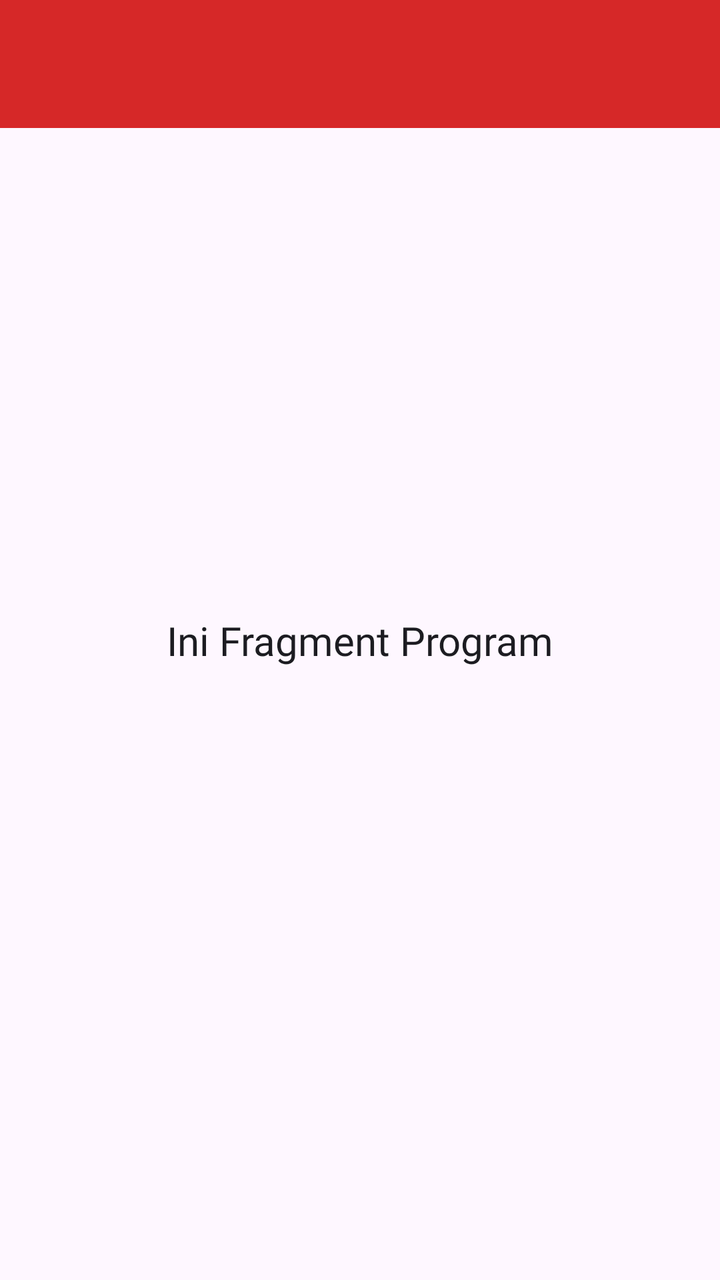
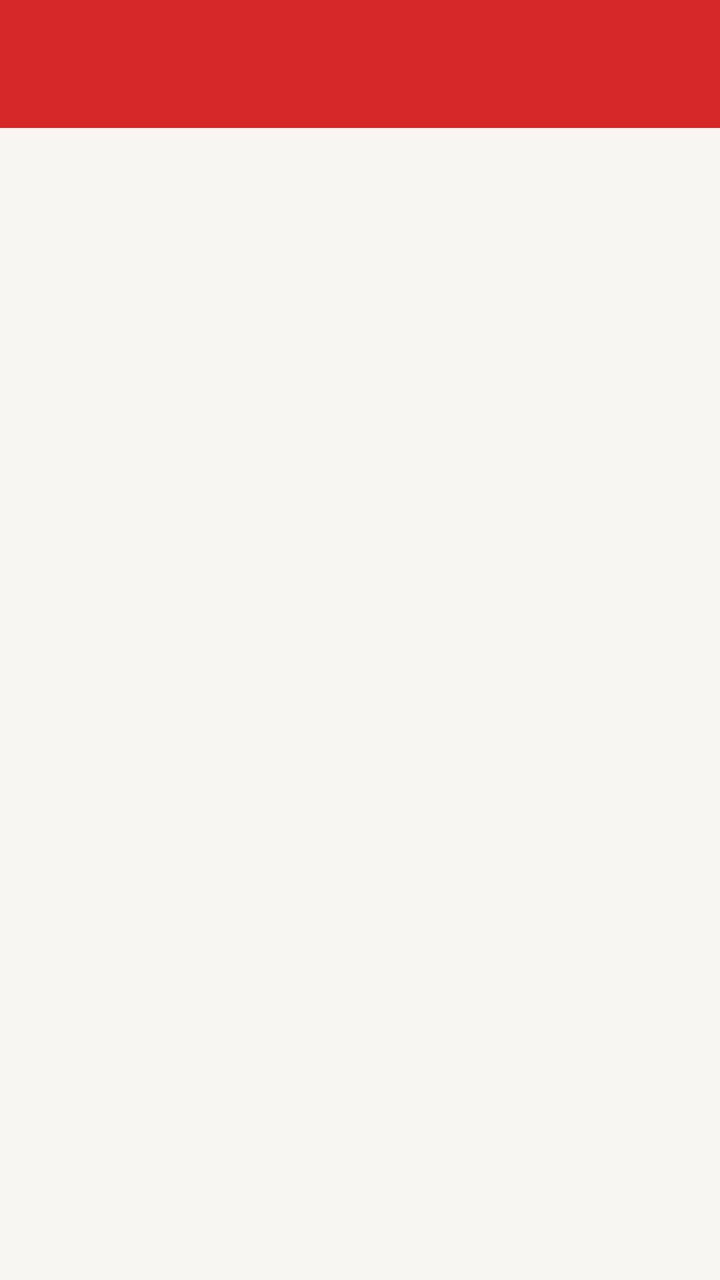

Before-and-after screenshots of an Android layout around one commit, followed by the original layout XML and the change that was made.
<!-- AndroidManifest.xml: application theme Theme.Sporta -->
<!-- res/layout/fragment_program.xml -->
<?xml version="1.0" encoding="utf-8"?>
<androidx.constraintlayout.widget.ConstraintLayout
    xmlns:android="http://schemas.android.com/apk/res/android"
    xmlns:app="http://schemas.android.com/apk/res-auto"
    xmlns:tools="http://schemas.android.com/tools"
    android:layout_width="match_parent"
    android:layout_height="match_parent"
    tools:context=".Program.ProgramFragment">

    <androidx.appcompat.widget.Toolbar
        android:id="@+id/toolbar"
        android:layout_width="0dp"
        android:layout_height="?attr/actionBarSize"
        android:background="?attr/colorPrimary"
        app:layout_constraintEnd_toEndOf="parent"
        app:layout_constraintStart_toStartOf="parent"
        app:layout_constraintTop_toTopOf="parent"
        app:titleTextColor="@android:color/white" />

    <TextView
        android:id="@+id/tvInfo"
        android:layout_width="wrap_content"
        android:layout_height="wrap_content"
        android:fontFamily="@font/montserrat_bold"
        android:text="Ini Fragment Program"
        android:textColor="@color/sporta_charcoal"
        android:textSize="20sp"
        app:layout_constraintBottom_toBottomOf="parent"
        app:layout_constraintEnd_toEndOf="parent"
        app:layout_constraintStart_toStartOf="parent"
        app:layout_constraintTop_toTopOf="parent" />

</androidx.constraintlayout.widget.ConstraintLayout>
<!-- resources referenced by this layout -->
<resources>
  <color name="sporta_charcoal">#1C1C21</color>
  <style name="Theme.Sporta" parent="Base.Theme.Sporta" />
  <style name="Base.Theme.Sporta" parent="Theme.Material3.Light.NoActionBar">
          <item name="colorPrimary">@color/sporta_red</item>
      </style>
  <color name="sporta_red">#D62828</color>
</resources>

<!-- the commit's change to res/layout/fragment_program.xml (unified diff, before → after) -->
@@ -1,33 +1,32 @@
 <?xml version="1.0" encoding="utf-8"?>
-<androidx.constraintlayout.widget.ConstraintLayout
+<androidx.coordinatorlayout.widget.CoordinatorLayout
     xmlns:android="http://schemas.android.com/apk/res/android"
     xmlns:app="http://schemas.android.com/apk/res-auto"
     xmlns:tools="http://schemas.android.com/tools"
     android:layout_width="match_parent"
     android:layout_height="match_parent"
+    android:background="@color/sporta_background"
     tools:context=".Program.ProgramFragment">
 
-    <androidx.appcompat.widget.Toolbar
-        android:id="@+id/toolbar"
-        android:layout_width="0dp"
-        android:layout_height="?attr/actionBarSize"
-        android:background="?attr/colorPrimary"
-        app:layout_constraintEnd_toEndOf="parent"
-        app:layout_constraintStart_toStartOf="parent"
-        app:layout_constraintTop_toTopOf="parent"
-        app:titleTextColor="@android:color/white" />
+    <com.google.android.material.appbar.AppBarLayout
+        android:id="@+id/appBarLayout"
+        android:layout_width="match_parent"
+        android:layout_height="wrap_content"
+        android:theme="@style/ThemeOverlay.AppCompat.Dark.ActionBar">
 
-    <TextView
-        android:id="@+id/tvInfo"
-        android:layout_width="wrap_content"
-        android:layout_height="wrap_content"
-        android:fontFamily="@font/montserrat_bold"
-        android:text="Ini Fragment Program"
-        android:textColor="@color/sporta_charcoal"
-        android:textSize="20sp"
-        app:layout_constraintBottom_toBottomOf="parent"
-        app:layout_constraintEnd_toEndOf="parent"
-        app:layout_constraintStart_toStartOf="parent"
-        app:layout_constraintTop_toTopOf="parent" />
+        <androidx.appcompat.widget.Toolbar
+            android:id="@+id/toolbar"
+            android:layout_width="match_parent"
+            android:layout_height="?attr/actionBarSize"
+            android:background="?attr/colorPrimary"
+            app:layout_scrollFlags="scroll|enterAlways"
+            app:titleTextColor="@android:color/white" />
+    </com.google.android.material.appbar.AppBarLayout>
 
-</androidx.constraintlayout.widget.ConstraintLayout>
+    <ListView
+        android:id="@+id/listViewProgram"
+        android:layout_width="match_parent"
+        android:layout_height="match_parent"
+        app:layout_behavior="@string/appbar_scrolling_view_behavior" />
+
+</androidx.coordinatorlayout.widget.CoordinatorLayout>
<!-- resource entries referenced after the edit -->
@@ -1,6 +1,6 @@
 <!-- resources referenced by this layout -->
 <resources>
-  <color name="sporta_charcoal">#1C1C21</color>
+  <color name="sporta_background">#F8F6F3</color>
   <style name="Theme.Sporta" parent="Base.Theme.Sporta" />
   <style name="Base.Theme.Sporta" parent="Theme.Material3.Light.NoActionBar">
           <item name="colorPrimary">@color/sporta_red</item>
